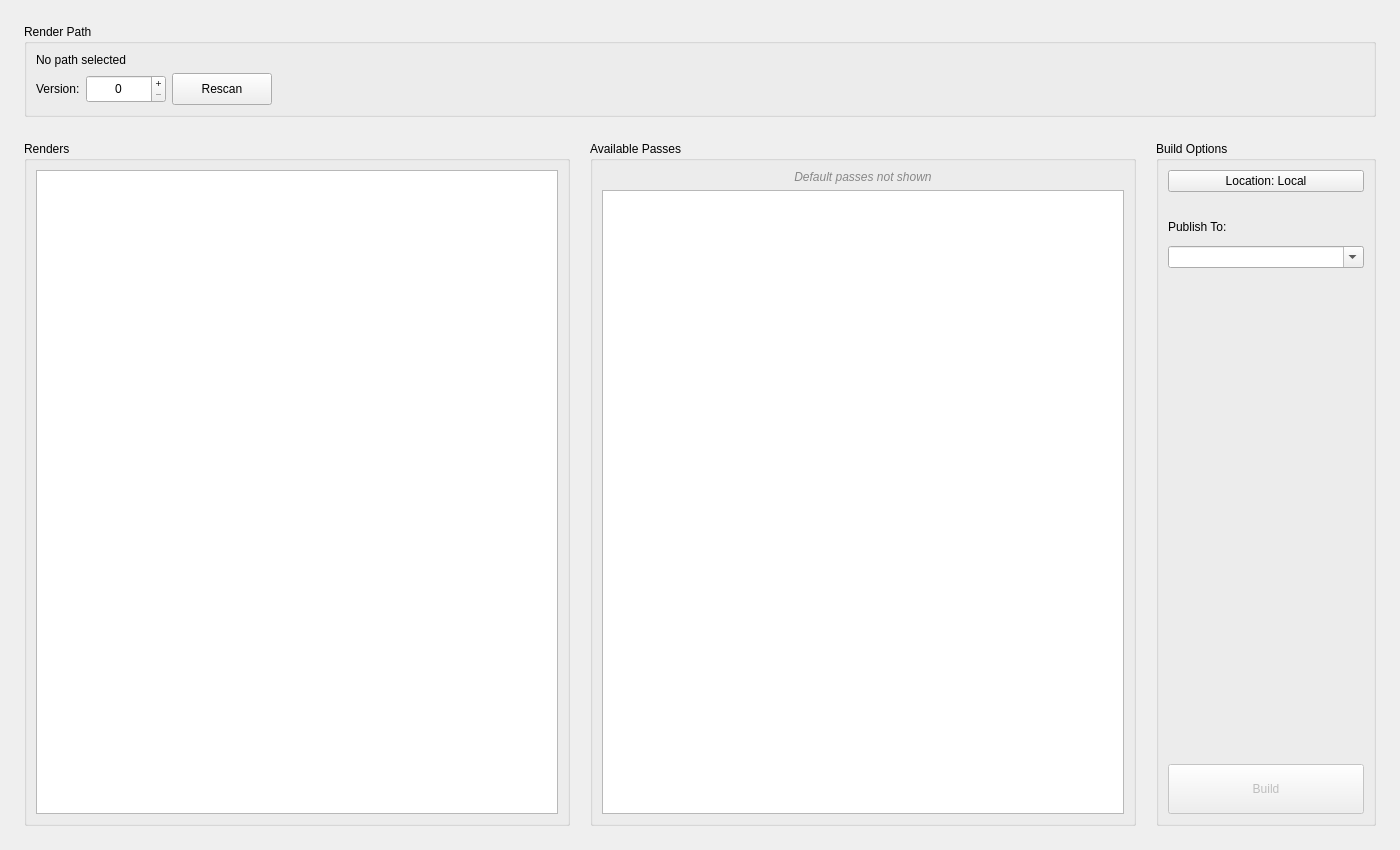
Before: the Qt Designer form resources/ui/tabs/pass_builder.ui in cpt-cabbage/luma_tools, drawn with Qt 5.
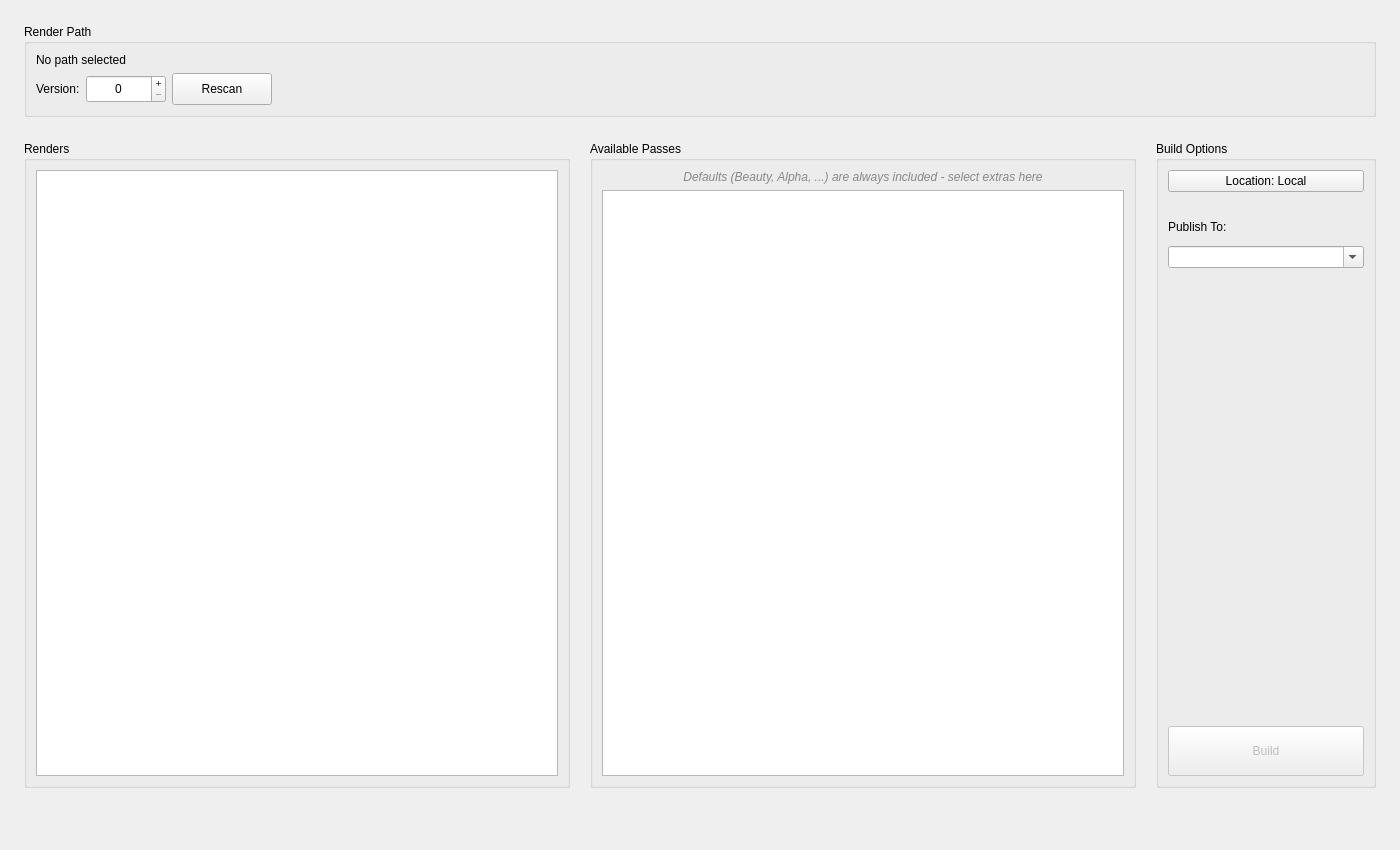
After: the same form once the commit is applied.

```diff
--- a/resources/ui/tabs/pass_builder.ui
+++ b/resources/ui/tabs/pass_builder.ui
@@ -146,7 +146,10 @@
         <item>
          <widget class="QLabel" name="passesHint">
           <property name="text">
-           <string>Default passes not shown</string>
+           <string>Defaults (Beauty, Alpha, ...) are always included - select extras here</string>
+          </property>
+          <property name="wordWrap">
+           <bool>true</bool>
           </property>
           <property name="alignment">
            <set>Qt::AlignCenter</set>
@@ -285,6 +288,22 @@
      </item>
     </layout>
    </item>
+   <item>
+    <widget class="QLabel" name="PassBuilderStatusLabel">
+     <property name="text">
+      <string/>
+     </property>
+     <property name="wordWrap">
+      <bool>true</bool>
+     </property>
+     <property name="styleSheet">
+      <string notr="true">color: #888888; font-size: 9pt;</string>
+     </property>
+     <property name="textInteractionFlags">
+      <set>Qt::TextSelectableByMouse</set>
+     </property>
+    </widget>
+   </item>
   </layout>
  </widget>
  <resources/>
```
Left out of the diff: 4 changed lines with no effect on the pictures.
